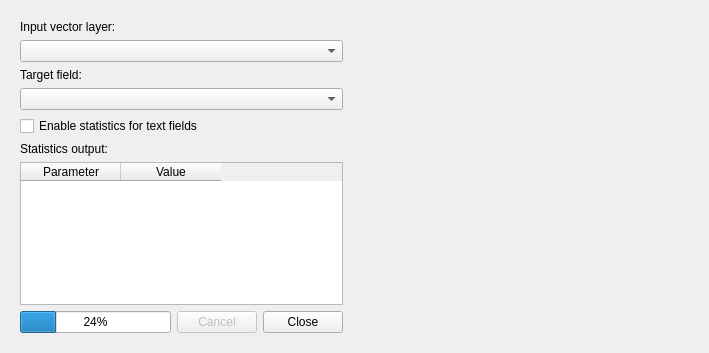
First picture: the form in frmStatist.ui, repository ePublicHealth/statist, before the edit.
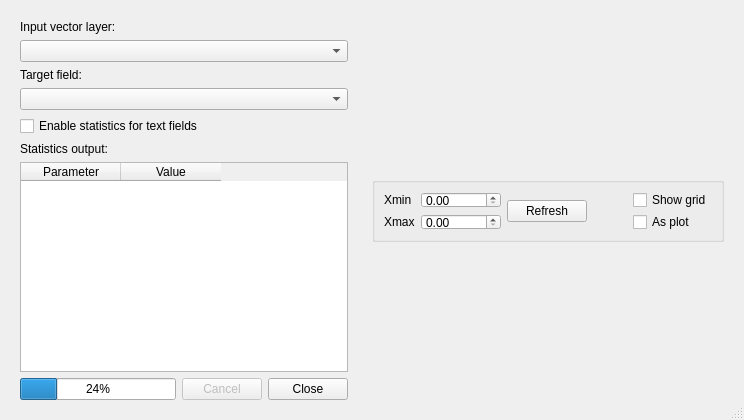
Second picture: the form after the edit.

What changed in the file:
```diff
--- a/frmStatist.ui
+++ b/frmStatist.ui
@@ -5,13 +5,16 @@
    <rect>
     <x>0</x>
     <y>0</y>
-    <width>705</width>
-    <height>349</height>
+    <width>744</width>
+    <height>420</height>
    </rect>
   </property>
   <property name="windowTitle" >
    <string>Statist: Field statistics</string>
   </property>
+  <property name="sizeGripEnabled" >
+   <bool>true</bool>
+  </property>
   <layout class="QHBoxLayout" name="horizontalLayout_2" >
    <item>
     <widget class="QWidget" native="1" name="widgetStats" >
@@ -130,6 +133,124 @@
        <height>330</height>
       </size>
      </property>
+     <layout class="QGridLayout" name="gridLayout_2" >
+      <item row="0" column="0" >
+       <layout class="QVBoxLayout" name="layoutPlot" />
+      </item>
+      <item row="1" column="0" >
+       <widget class="QGroupBox" name="groupBox" >
+        <property name="maximumSize" >
+         <size>
+          <width>361</width>
+          <height>65</height>
+         </size>
+        </property>
+        <property name="title" >
+         <string/>
+        </property>
+        <layout class="QGridLayout" name="gridLayout_3" >
+         <item row="0" column="0" >
+          <widget class="QLabel" name="label" >
+           <property name="maximumSize" >
+            <size>
+             <width>40</width>
+             <height>16777215</height>
+            </size>
+           </property>
+           <property name="text" >
+            <string>Xmin</string>
+           </property>
+          </widget>
+         </item>
+         <item row="0" column="1" >
+          <widget class="QDoubleSpinBox" name="edMinX" >
+           <property name="minimumSize" >
+            <size>
+             <width>0</width>
+             <height>0</height>
+            </size>
+           </property>
+           <property name="maximumSize" >
+            <size>
+             <width>80</width>
+             <height>16777215</height>
+            </size>
+           </property>
+           <property name="maximum" >
+            <double>999999999.990000009536743</double>
+           </property>
+          </widget>
+         </item>
+         <item rowspan="2" row="0" column="3" >
+          <widget class="QPushButton" name="btnRefresh" >
+           <property name="text" >
+            <string>Refresh</string>
+           </property>
+          </widget>
+         </item>
+         <item row="0" column="5" >
+          <widget class="QCheckBox" name="chkGrid" >
+           <property name="text" >
+            <string>Show grid</string>
+           </property>
+          </widget>
+         </item>
+         <item row="1" column="0" >
+          <widget class="QLabel" name="label_2" >
+           <property name="maximumSize" >
+            <size>
+             <width>40</width>
+             <height>16777215</height>
+            </size>
+           </property>
+           <property name="text" >
+            <string>Xmax</string>
+           </property>
+          </widget>
+         </item>
+         <item row="1" column="1" >
+          <widget class="QDoubleSpinBox" name="edMaxX" >
+           <property name="minimumSize" >
+            <size>
+             <width>0</width>
+             <height>0</height>
+            </size>
+           </property>
+           <property name="maximumSize" >
+            <size>
+             <width>80</width>
+             <height>16777215</height>
+            </size>
+           </property>
+           <property name="maximum" >
+            <double>999999999.990000009536743</double>
+           </property>
+          </widget>
+         </item>
+         <item row="1" column="5" >
+          <widget class="QCheckBox" name="chkPlot" >
+           <property name="text" >
+            <string>As plot</string>
+           </property>
+          </widget>
+         </item>
+         <item row="0" column="4" >
+          <spacer name="horizontalSpacer" >
+           <property name="orientation" >
+            <enum>Qt::Horizontal</enum>
+           </property>
+           <property name="sizeHint" stdset="0" >
+            <size>
+             <width>40</width>
+             <height>20</height>
+            </size>
+           </property>
+          </spacer>
+         </item>
+        </layout>
+       </widget>
+      </item>
+     </layout>
     </widget>
    </item>
   </layout>
```
